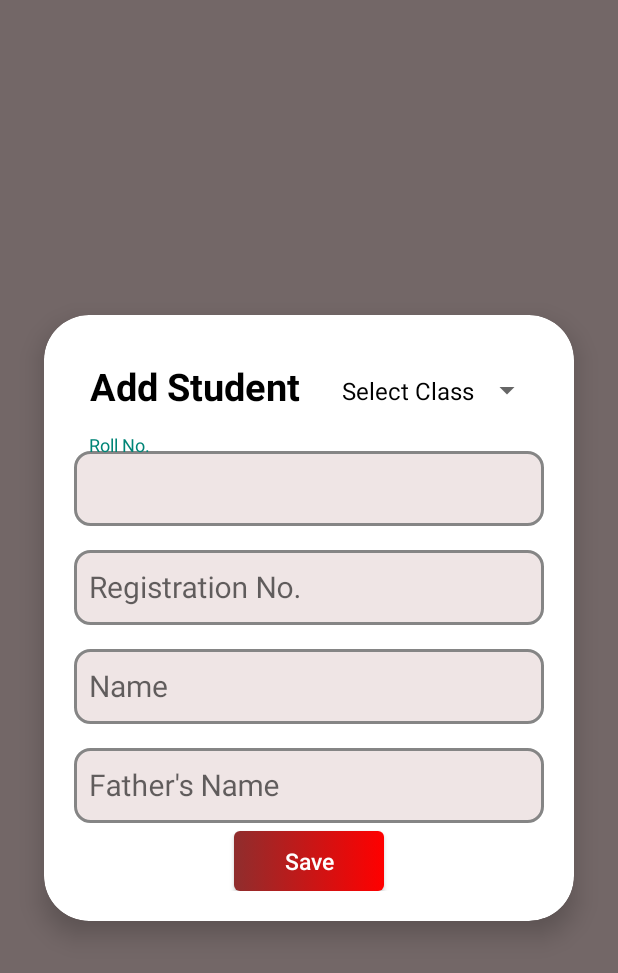
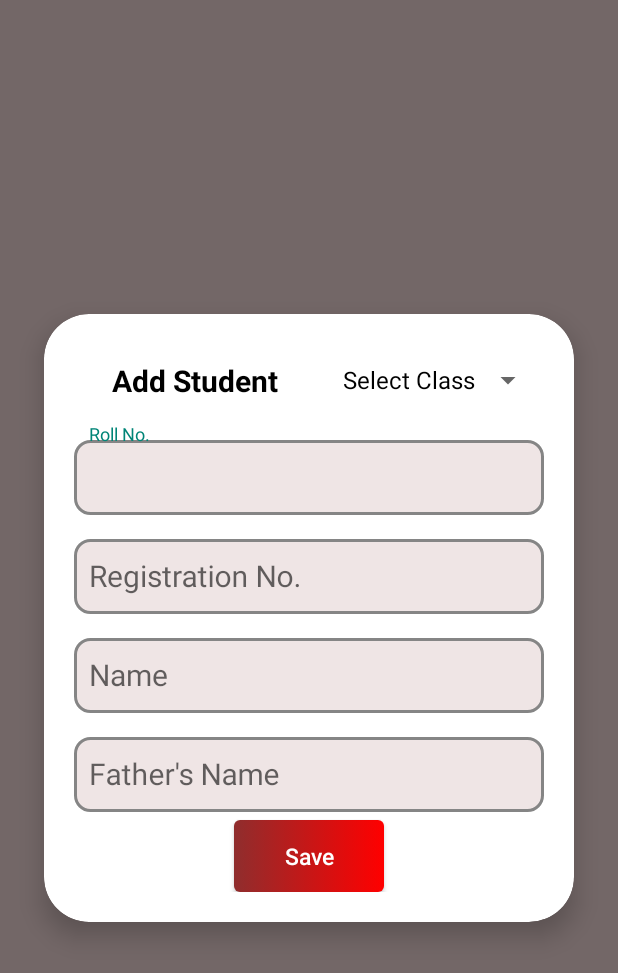
Before and after one commit to Priyanshu-2001/SchoolApp, an Android app: the StudentProfile screen opened directly, with no data from a screen before it, on a phone screen of 412 x 824 dp. Shown: the top 973 px of the screen. Run offline under Robolectric (Android 15) with nearby library versions, the light colour scheme and no system bars; our stand-ins replace data binding; network calls fail; 1 statement that could not run was skipped.

```diff
--- a/app/src/main/java/com/geek/schoolapp/dataModel/studentData.kt
+++ b/app/src/main/java/com/geek/schoolapp/dataModel/studentData.kt
@@ -1,6 +1,6 @@
 package com.geek.schoolapp.dataModel
 
-data class studentData(val name : String , val rollNO : Any , val standard : Any ,val registrationNo : String, val fatherName : String ){
+data class studentData(val name : String , val rollNO : Int , val standard : Any ,val registrationNo : String, val fatherName : String ){
     var userName : String = ""
     var passWord : String = ""
 }
--- a/app/src/main/res/layout/add_student.xml
+++ b/app/src/main/res/layout/add_student.xml
@@ -44,11 +44,11 @@
                         android:layout_height="wrap_content"
                         android:padding="10dp"
                         android:text="Add Student"
-                        android:textSize="25sp"
+                        android:textSize="20sp"
                         android:textStyle="bold"
-                        app:layout_constraintBottom_toTopOf="@+id/rollBox"
+                        app:layout_constraintBottom_toBottomOf="@+id/class_spinner"
                         app:layout_constraintEnd_toStartOf="@+id/class_spinner"
-                        app:layout_constraintHorizontal_bias="0.5"
+                        app:layout_constraintHorizontal_chainStyle="spread_inside"
                         app:layout_constraintStart_toStartOf="parent"
                         app:layout_constraintTop_toTopOf="parent" />
 
@@ -84,8 +84,8 @@
                         android:layout_width="0dp"
                         android:layout_height="wrap_content"
                         android:layout_marginTop="5dp"
+                        android:hint="Registration No."
                         app:hintEnabled="true"
-                        android:hint="Registration No."
                         app:layout_constraintEnd_toEndOf="parent"
                         app:layout_constraintStart_toStartOf="parent"
                         app:layout_constraintTop_toBottomOf="@+id/rollBox"
@@ -221,17 +221,15 @@
                         android:layout_width="wrap_content"
                         android:layout_height="wrap_content"
                         android:entries="@array/Class"
+                        android:minHeight="48dp"
                         android:padding="10dp"
-                        app:layout_constraintBottom_toTopOf="@+id/rollBox"
                         app:layout_constraintEnd_toEndOf="parent"
-                        app:layout_constraintHorizontal_bias="0.5"
-                        app:layout_constraintStart_toEndOf="@+id/tv_title"
                         app:layout_constraintTop_toTopOf="parent" />
 
                     <Button
                         android:id="@+id/btn_save"
                         android:layout_width="100dp"
-                        android:layout_height="40dp"
+                        android:layout_height="48dp"
                         android:layout_marginTop="5dp"
                         android:background="@drawable/gradient_btn_red"
                         android:clickable="true"
```
Also changed, not shown: app/src/main/java/com/geek/schoolapp/StudentProfile.kt (+25 -10 lines), app/src/main/java/com/geek/schoolapp/service/addStudentService.kt (+42 -21 lines).
